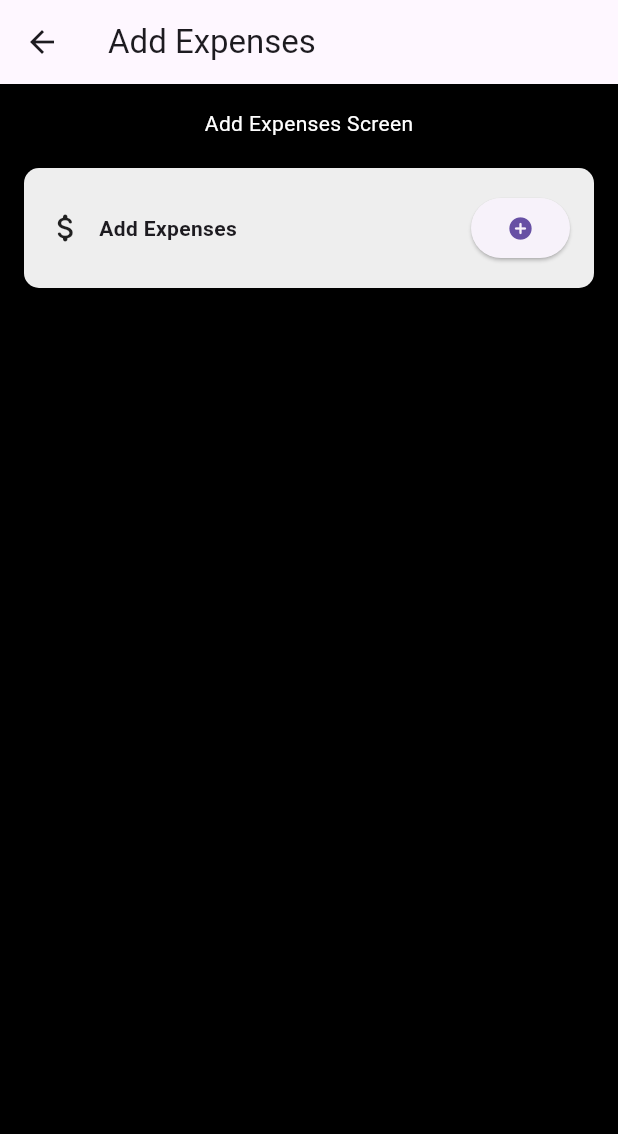
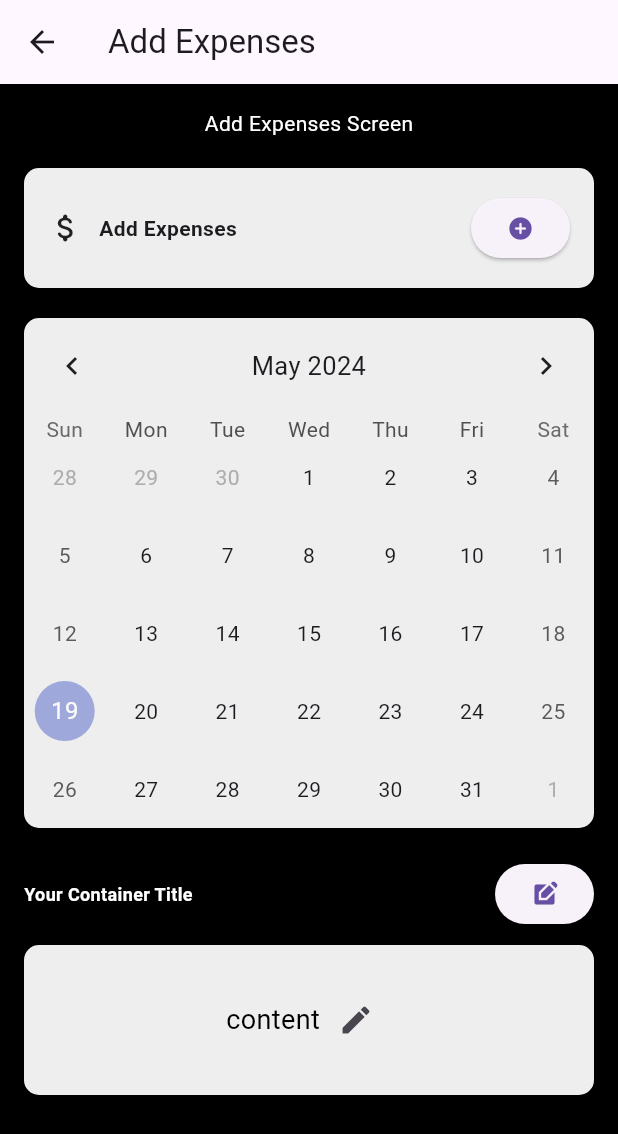
Before and after one commit to euphori/employee-management, a Flutter app: the HomePage screen opened by its route, after a tap on "Add Expenses", on a phone screen of 412 x 824 dp. Shown: the top 1134 px of the screen. Run offline on Flutter 3.47's test engine with Material 3 defaults, Android fonts, the light colour scheme and no system bars; drawn by our look-alikes of table_calendar; our stand-ins replace cloud_firestore, firebase_auth, firebase_core; accounts and stored records are empty.

Commit message:
added Calendar in add expenses
added calendar and changed size of first container in edit budget

```diff
--- a/lib/features/user_auth/presentation/pages/add_expenses_screen.dart
+++ b/lib/features/user_auth/presentation/pages/add_expenses_screen.dart
@@ -1,8 +1,15 @@
 import 'package:flutter/material.dart';
+import 'package:table_calendar/table_calendar.dart';
 
 class AddExpensesScreen extends StatelessWidget {
   @override
   Widget build(BuildContext context) {
+    final DateTime now = DateTime.now();
+    final DateTime today = DateTime(now.year, now.month, now.day);
+
+    final DateTime firstDay = DateTime(now.year - 1, now.month - 6, now.day);
+    final DateTime lastDay = DateTime(now.year + 1, now.month + 6, now.day);
+
     return Scaffold(
       appBar: AppBar(
         title: Text('Add Expenses'),
@@ -54,6 +61,76 @@ class AddExpensesScreen extends StatelessWidget {
                   ],
                 ),
               ),
+              SizedBox(height: 20),
+              Container(
+                width: double.infinity,
+                decoration: BoxDecoration(
+                  color: Colors.grey[200],
+                  borderRadius: BorderRadius.circular(10),
+                ),
+                child: TableCalendar(
+                  focusedDay: today,
+                  firstDay: firstDay,
+                  lastDay: lastDay,
+                  headerStyle: HeaderStyle(
+                    titleCentered: true,
+                    formatButtonVisible: false,
+                    leftChevronIcon: Icon(Icons.chevron_left),
+                    rightChevronIcon: Icon(Icons.chevron_right),
+                  ),
+                  calendarFormat: CalendarFormat.month,
+                ),
+              ),
+              SizedBox(height: 20),
+              Column(
+                crossAxisAlignment: CrossAxisAlignment.start,
+                children: [
+                  Row(
+                    mainAxisAlignment: MainAxisAlignment.spaceBetween,
+                    children: [
+                      Text(
+                        'Your Container Title',
+                        style: TextStyle(
+                          color: Colors.white,
+                          fontSize: 12,
+                          fontWeight: FontWeight.w600,
+                        ),
+                      ),
+                      ElevatedButton(
+                        onPressed: () {
+                          // Add functionality for edit button
+                        },
+                        child: Icon(Icons.edit_square),
+                      ),
+                    ],
+                  ),
+                  SizedBox(height: 10),
+                  Container(
+                    width: double.infinity,
+                    height: 100,
+                    decoration: BoxDecoration(
+                      color: Colors.grey[200],
+                      borderRadius: BorderRadius.circular(10),
+                    ),
+                      child: Row(
+                        mainAxisAlignment: MainAxisAlignment.center,
+                        children:[
+                          Text(
+                          'content',
+                          style: TextStyle(color: Colors.black, fontSize: 18),
+                        ),
+                         IconButton(
+                          icon: Icon(Icons.edit),
+                          onPressed: () {
+                            // Add functionality for edit button in row
+                          },
+                        ),
+                      ],
+
+                    ),
+                  ),
+                ],
+              ),
             ],
           ),
         ),
--- a/lib/features/user_auth/presentation/pages/edit_budget_screen.dart
+++ b/lib/features/user_auth/presentation/pages/edit_budget_screen.dart
@@ -19,7 +19,7 @@ class EditBudgetScreen extends StatelessWidget {
           child: Container(
             padding: EdgeInsets.all(16),
             height: 148,
-            width: 298,
+            width: 307,
             decoration: BoxDecoration(
               color: Colors.white,
               borderRadius: BorderRadius.circular(10),
--- a/lib/features/user_auth/presentation/pages/home_page.dart
+++ b/lib/features/user_auth/presentation/pages/home_page.dart
@@ -97,7 +97,7 @@ class HomePage extends StatelessWidget {
                     ),
                     Expanded(
                       child: Container(
-                        //add here balance
+                        //add here amount and categories
                       ),
                       ),
                     Row(
@@ -125,6 +125,7 @@ class HomePage extends StatelessWidget {
                               ],
                             ),
                           ),
+                          SizedBox(width: 5.5),
                           ElevatedButton(
                             onPressed: (){
                               Navigator.push(
--- a/pubspec.yaml
+++ b/pubspec.yaml
@@ -16,6 +16,7 @@ dependencies:
   firebase_auth: ^4.17.8
   cloud_firestore: ^4.15.8
   intl: ^0.19.0
+  table_calendar: ^3.0.0
 
 dev_dependencies:
   flutter_test:
```
Also changed, not shown: pubspec.lock.
